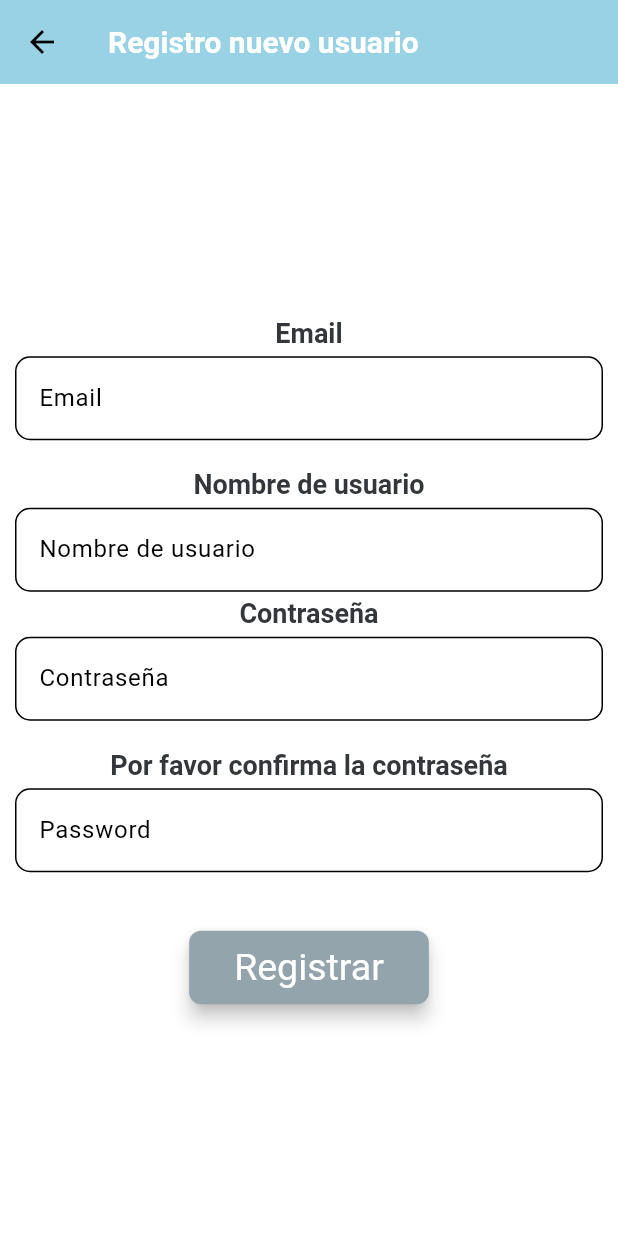
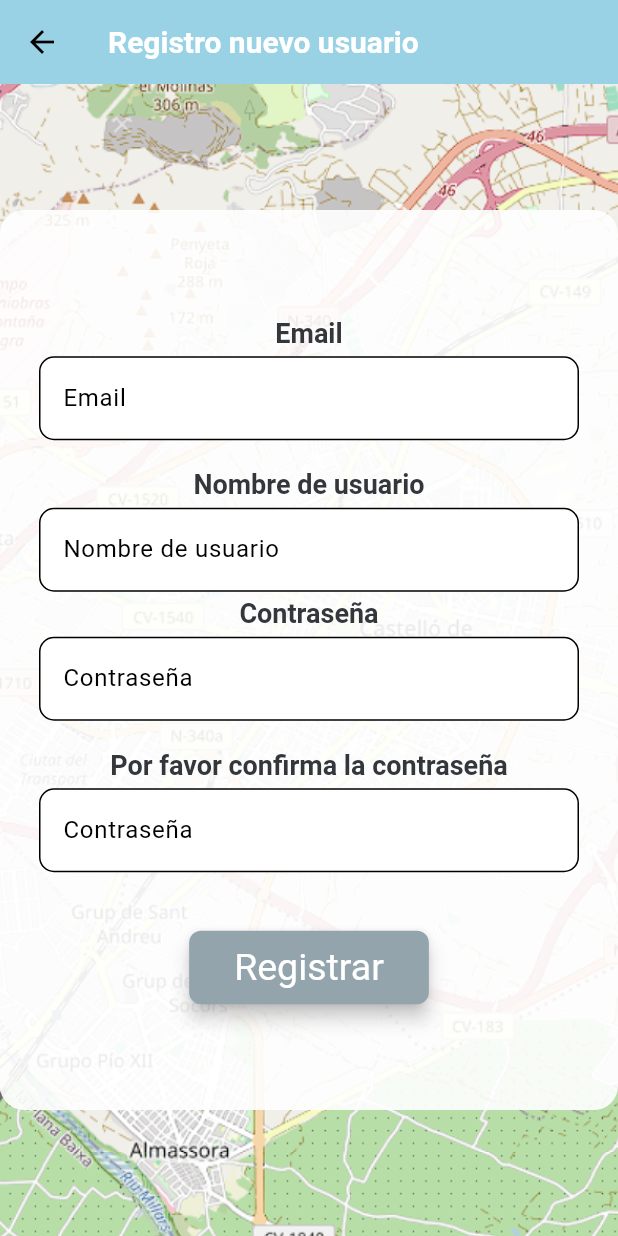
Before and after one commit to al415633/WayFinder, a Flutter app: the screen it shows after launch, after a tap on "¿No tienes cuenta?, ¡Clica aquí para hac", on a phone screen of 412 x 824 dp. Run offline on Flutter 3.47's test engine with Material 3 defaults, Android fonts, the phone set to English and light mode, and no system bars; our stand-ins replace cloud_firestore, firebase_auth, firebase_core, flutter_dotenv, flutter_map, latlong2; accounts and stored records are empty.

Commit message:
chore(it2):Poner bonito log in

```diff
--- a/lib/main.dart
+++ b/lib/main.dart
@@ -83,33 +83,45 @@ class _InicioState extends State<Inicio> {
       appBar: AppBar(
         title: Text('Inicio de sesión'),
       ),
-      body: login(),
-      //body: MapScreen(),
+         body: Stack(
+        children: [
+           Positioned.fill(
+  child: Image.asset(
+    'lib/assets/images/mapa.PNG',
+    fit: BoxFit.cover, // Ajusta para cubrir toda el área disponible.
+  ),
+          ),
+          Center(
+            child: Container(
+              width: 500, // Dimensiones cuadradas
+              height: 500,
+              padding: const EdgeInsets.all(16.0),
+              decoration: BoxDecoration(
+                color: Colors.white.withOpacity(0.9), // Fondo blanco semitransparente
+                borderRadius: BorderRadius.circular(16.0),
+              ),
+              child: login(),
+            ),
+          ),
+        ],
+      ),
     );
   }
 
 Widget login() {
-    return Container(
-      child: Center(
-        child: Column(
+    return Column(
       mainAxisAlignment: MainAxisAlignment.center,
       children: <Widget>[
         nombre(),
         campoUsuario(),
-            const SizedBox(height: 15), // separacion para que quede bonito
-
+        const SizedBox(height: 15),
         contrasena(),
         campoContraena(),
-            const SizedBox(height: 15), // separacion para que quede bonito
-
+        const SizedBox(height: 15),
         botonEntrar(),
-            const SizedBox(height: 15), // separacion para que quede bonito
-
+        const SizedBox(height: 15),
         nuevaCuenta(),
-
       ],
-        ),
-      ),
     );
   }
 
--- a/lib/view/createUserView.dart
+++ b/lib/view/createUserView.dart
@@ -44,12 +44,33 @@ class _CreateUserViewState extends State<CreateUserView> {
 
 
   @override
-  Widget build(BuildContext context) {
-     return Scaffold(
+    Widget build(BuildContext context) {
+    return Scaffold(
       appBar: AppBar(
         title: Text('Registro nuevo usuario'),
       ),
-      body: registro(),
+      body: Stack(
+        children: [
+          Positioned.fill(
+            child: Image.asset(
+              'lib/assets/images/mapa.PNG',
+              fit: BoxFit.cover,
+            ),
+          ),
+          Center(
+            child: Container(
+              width: 600,
+              height: 600,
+              padding: const EdgeInsets.all(16.0),
+              decoration: BoxDecoration(
+                color: Colors.white.withOpacity(0.9),
+                borderRadius: BorderRadius.circular(16.0),
+              ),
+              child: registro(),
+            ),
+          ),
+        ],
+      ),
     );
   }
 
@@ -203,7 +224,7 @@ class _CreateUserViewState extends State<CreateUserView> {
         controller: _confirmPasswordEnter,
         obscureText: true,
         decoration: const InputDecoration(
-          hintText: "Password",
+          hintText: "Contraseña",
           fillColor: Colors.white,
           filled: true,
         ),
@@ -300,29 +321,16 @@ class _CreateUserViewState extends State<CreateUserView> {
     MaterialPageRoute(builder: (context) => MapScreen()),
   );
 } on NotValidEmailException {
-  Navigator.push(
-    context,
-    MaterialPageRoute(builder: (context) => ErrorPage(message: 'Email no válido')),
-  );
+  _errorMessage = 'Email no valido';
 } on IncorrectPasswordException {
-  Navigator.push(
-    context,
-    MaterialPageRoute(builder: (context) => ErrorPage(message: 'Contraseña no válida')),
-  );
-} on UserAlreadyExistsException {
-  Navigator.push(
-    context,
-    MaterialPageRoute(builder: (context) => ErrorPage(message: 'El usuario ya existe')),
-  );
-} catch (e) {
-  // Manejar cualquier otro error
-  Navigator.push(
-    context,
-    MaterialPageRoute(builder: (context) => ErrorPage(message: 'Error desconocido')),
-  );
+  _errorMessage = 'Contraseña no válida';
+}  catch (e) {
+  _errorMessage = 'El usuario ya existe';
 }
+
   }
 
 
 
+
 }
--- a/lib/viewModel/UserAppController.dart
+++ b/lib/viewModel/UserAppController.dart
@@ -85,7 +85,7 @@ class FirestoreAdapterUserApp implements DbAdapterUserApp {
   Future<UserApp?> createUser(String email, String password) async {
     //Ver si user ya en BBDD
     var existingUser = await auth.fetchSignInMethodsForEmail(email);
-    if (existingUser.isNotEmpty) {
+    if (existingUser.isNotEmpty ) {
       throw UserAlreadyExistsException();
     }
 
--- a/pubspec.yaml
+++ b/pubspec.yaml
@@ -91,6 +91,7 @@ flutter:
   # To add assets to your application, add an assets section, like this:
   assets:
      - .env
+     - lib/assets/images/mapa.PNG
   #   - images/a_dot_ham.jpeg
 
   # An image asset can refer to one or more resolution-specific "variants", see
```
Also changed, not shown: lib/assets/images/mapa.PNG (added), pubspec.lock. Lines whose indentation alone changed are shown as unchanged.
